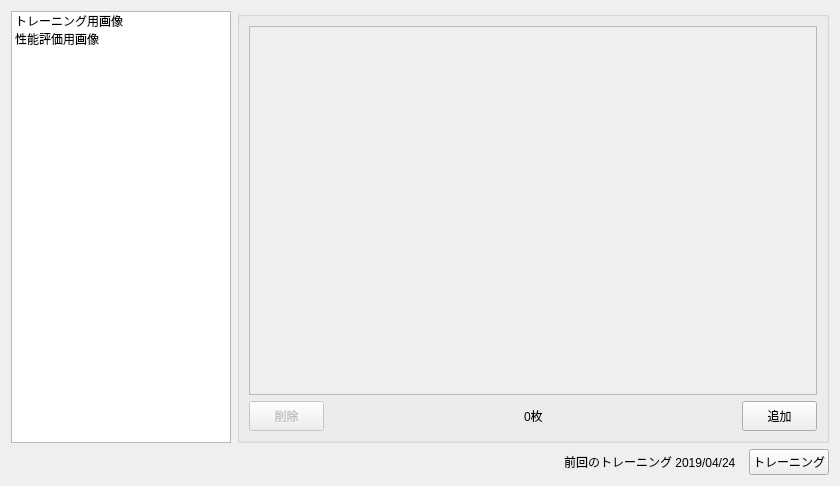
Before: the Qt Designer form src/main/python/view/ui/dataset.ui in RUTILEA/SDTest, drawn with Qt 5.
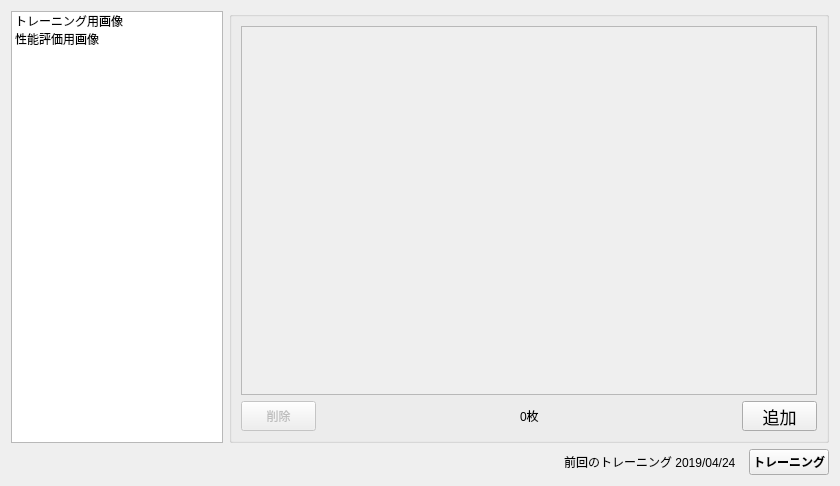
After: the same form once the commit is applied. Icons and pictures are not drawn.

Commit message: fix dataset thumbnail box size

Patch:
```diff
--- a/src/main/python/view/ui/dataset.ui
+++ b/src/main/python/view/ui/dataset.ui
@@ -34,7 +34,7 @@
        </property>
        <property name="maximumSize">
         <size>
-         <width>220</width>
+         <width>212</width>
          <height>16777215</height>
         </size>
        </property>
@@ -139,8 +139,8 @@
             <rect>
              <x>0</x>
              <y>0</y>
-             <width>586</width>
-             <height>394</height>
+             <width>554</width>
+             <height>334</height>
             </rect>
            </property>
            <property name="styleSheet">
@@ -176,6 +176,12 @@
               <height>30</height>
              </size>
             </property>
+            <property name="font">
+             <font>
+              <stylestrategy>PreferDefault</stylestrategy>
+              <kerning>true</kerning>
+             </font>
+            </property>
             <property name="styleSheet">
              <string notr="true"/>
             </property>
@@ -237,6 +243,14 @@
               <height>30</height>
              </size>
             </property>
+            <property name="font">
+             <font>
+              <pointsize>13</pointsize>
+             </font>
+            </property>
+            <property name="styleSheet">
+             <string notr="true">padding: 0 10px;</string>
+            </property>
             <property name="text">
              <string>追加</string>
             </property>
@@ -288,9 +302,30 @@
      </item>
      <item>
       <widget class="QPushButton" name="train_button">
+       <property name="sizePolicy">
+        <sizepolicy hsizetype="Fixed" vsizetype="Preferred">
+         <horstretch>0</horstretch>
+         <verstretch>0</verstretch>
+        </sizepolicy>
+       </property>
+       <property name="font">
+        <font>
+         <weight>75</weight>
+         <bold>true</bold>
+        </font>
+       </property>
        <property name="text">
         <string>トレーニング</string>
        </property>
+       <property name="iconSize">
+        <size>
+         <width>24</width>
+         <height>24</height>
+        </size>
+       </property>
+       <property name="flat">
+        <bool>false</bool>
+       </property>
       </widget>
      </item>
     </layout>
```
The commit also changes 2 other files.
